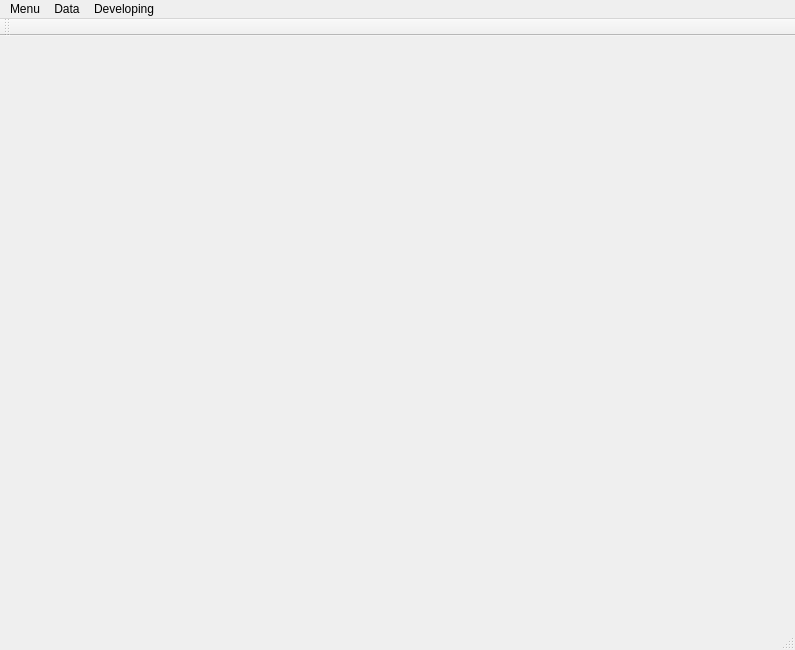
First picture: the form in mainwindow.ui, repository aITy/24hoursRace, before the edit.
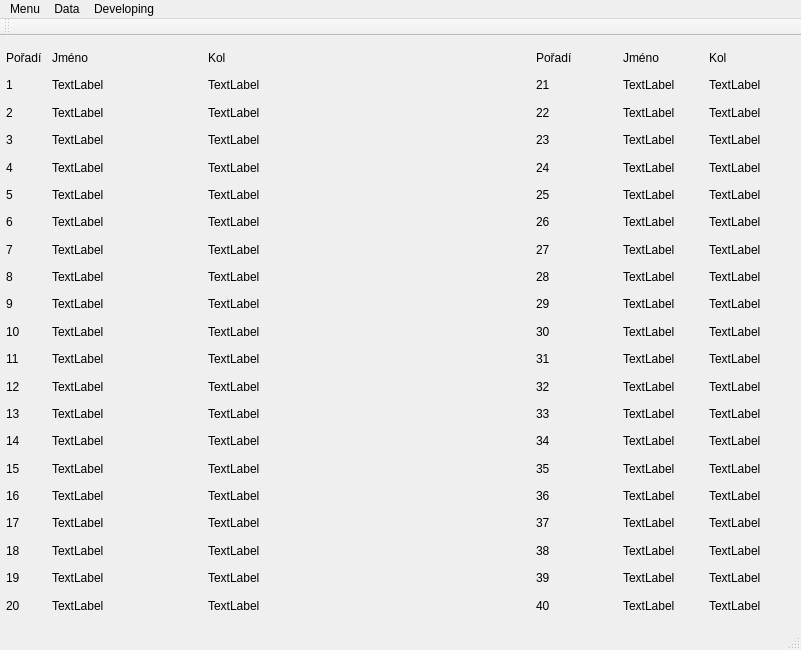
Second picture: the form after the edit.

Diff of the .ui file:
```diff
--- a/mainwindow.ui
+++ b/mainwindow.ui
@@ -6,7 +6,7 @@
    <rect>
     <x>0</x>
     <y>0</y>
-    <width>795</width>
+    <width>801</width>
     <height>650</height>
    </rect>
   </property>
@@ -17,21 +17,939 @@
    <widget class="QWidget" name="verticalLayoutWidget">
     <property name="geometry">
      <rect>
-      <x>260</x>
+      <x>270</x>
       <y>0</y>
       <width>261</width>
-      <height>611</height>
+      <height>591</height>
      </rect>
     </property>
     <layout class="QVBoxLayout" name="middleLayout"/>
    </widget>
+   <widget class="QWidget" name="gridLayoutWidget">
+    <property name="geometry">
+     <rect>
+      <x>0</x>
+      <y>0</y>
+      <width>271</width>
+      <height>591</height>
+     </rect>
+    </property>
+    <layout class="QGridLayout" name="ListLeft" columnminimumwidth="0,150,0">
+     <property name="sizeConstraint">
+      <enum>QLayout::SetMaximumSize</enum>
+     </property>
+     <property name="leftMargin">
+      <number>6</number>
+     </property>
+     <item row="5" column="2">
+      <widget class="QLabel" name="label_Round5">
+       <property name="text">
+        <string>TextLabel</string>
+       </property>
+      </widget>
+     </item>
+     <item row="4" column="0">
+      <widget class="QLabel" name="label_Rank4">
+       <property name="text">
+        <string>4</string>
+       </property>
+      </widget>
+     </item>
+     <item row="4" column="1">
+      <widget class="QLabel" name="label_Name4">
+       <property name="text">
+        <string>TextLabel</string>
+       </property>
+      </widget>
+     </item>
+     <item row="4" column="2">
+      <widget class="QLabel" name="label_Round4">
+       <property name="text">
+        <string>TextLabel</string>
+       </property>
+      </widget>
+     </item>
+     <item row="3" column="0">
+      <widget class="QLabel" name="label_Rank3">
+       <property name="text">
+        <string>3</string>
+       </property>
+      </widget>
+     </item>
+     <item row="6" column="2">
+      <widget class="QLabel" name="label_Round6">
+       <property name="text">
+        <string>TextLabel</string>
+       </property>
+      </widget>
+     </item>
+     <item row="6" column="1">
+      <widget class="QLabel" name="label_Name6">
+       <property name="text">
+        <string>TextLabel</string>
+       </property>
+      </widget>
+     </item>
+     <item row="5" column="1">
+      <widget class="QLabel" name="label_Name5">
+       <property name="text">
+        <string>TextLabel</string>
+       </property>
+      </widget>
+     </item>
+     <item row="5" column="0">
+      <widget class="QLabel" name="label_Rank5">
+       <property name="text">
+        <string>5</string>
+       </property>
+      </widget>
+     </item>
+     <item row="2" column="2">
+      <widget class="QLabel" name="label_Round2">
+       <property name="text">
+        <string>TextLabel</string>
+       </property>
+      </widget>
+     </item>
+     <item row="2" column="1">
+      <widget class="QLabel" name="label_Name2">
+       <property name="text">
+        <string>TextLabel</string>
+       </property>
+      </widget>
+     </item>
+     <item row="1" column="0">
+      <widget class="QLabel" name="label_Rank1">
+       <property name="text">
+        <string>1</string>
+       </property>
+      </widget>
+     </item>
+     <item row="2" column="0">
+      <widget class="QLabel" name="label_Rank2">
+       <property name="text">
+        <string>2</string>
+       </property>
+      </widget>
+     </item>
+     <item row="15" column="1">
+      <widget class="QLabel" name="label_Name15">
+       <property name="text">
+        <string>TextLabel</string>
+       </property>
+      </widget>
+     </item>
+     <item row="1" column="1">
+      <widget class="QLabel" name="label_Name1">
+       <property name="text">
+        <string>TextLabel</string>
+       </property>
+      </widget>
+     </item>
+     <item row="16" column="2">
+      <widget class="QLabel" name="label_Round16">
+       <property name="text">
+        <string>TextLabel</string>
+       </property>
+      </widget>
+     </item>
+     <item row="14" column="2">
+      <widget class="QLabel" name="label_Round14">
+       <property name="text">
+        <string>TextLabel</string>
+       </property>
+      </widget>
+     </item>
+     <item row="0" column="0">
+      <widget class="QLabel" name="label_RankLeft">
+       <property name="text">
+        <string>Pořadí</string>
+       </property>
+      </widget>
+     </item>
+     <item row="0" column="1">
+      <widget class="QLabel" name="label_NameLeft">
+       <property name="text">
+        <string>Jméno</string>
+       </property>
+      </widget>
+     </item>
+     <item row="11" column="0">
+      <widget class="QLabel" name="label_Rank11">
+       <property name="text">
+        <string>11</string>
+       </property>
+      </widget>
+     </item>
+     <item row="0" column="2">
+      <widget class="QLabel" name="label_RoundLeft">
+       <property name="text">
+        <string>Kol</string>
+       </property>
+      </widget>
+     </item>
+     <item row="14" column="1">
+      <widget class="QLabel" name="label_Name14">
+       <property name="text">
+        <string>TextLabel</string>
+       </property>
+      </widget>
+     </item>
+     <item row="14" column="0">
+      <widget class="QLabel" name="label_Rank14">
+       <property name="text">
+        <string>14</string>
+       </property>
+      </widget>
+     </item>
+     <item row="13" column="0">
+      <widget class="QLabel" name="label_Rank13">
+       <property name="text">
+        <string>13</string>
+       </property>
+      </widget>
+     </item>
+     <item row="11" column="1">
+      <widget class="QLabel" name="label_Name11">
+       <property name="text">
+        <string>TextLabel</string>
+       </property>
+      </widget>
+     </item>
+     <item row="12" column="0">
+      <widget class="QLabel" name="label_Rank12">
+       <property name="text">
+        <string>12</string>
+       </property>
+      </widget>
+     </item>
+     <item row="13" column="2">
+      <widget class="QLabel" name="label_Round13">
+       <property name="text">
+        <string>TextLabel</string>
+       </property>
+      </widget>
+     </item>
+     <item row="13" column="1">
+      <widget class="QLabel" name="label_Name13">
+       <property name="text">
+        <string>TextLabel</string>
+       </property>
+      </widget>
+     </item>
+     <item row="12" column="2">
+      <widget class="QLabel" name="label_Round12">
+       <property name="text">
+        <string>TextLabel</string>
+       </property>
+      </widget>
+     </item>
+     <item row="12" column="1">
+      <widget class="QLabel" name="label_Name12">
+       <property name="text">
+        <string>TextLabel</string>
+       </property>
+      </widget>
+     </item>
+     <item row="10" column="1">
+      <widget class="QLabel" name="label_Name10">
+       <property name="text">
+        <string>TextLabel</string>
+       </property>
+      </widget>
+     </item>
+     <item row="11" column="2">
+      <widget class="QLabel" name="label_Round11">
+       <property name="text">
+        <string>TextLabel</string>
+       </property>
+      </widget>
+     </item>
+     <item row="10" column="0">
+      <widget class="QLabel" name="label_Rank10">
+       <property name="text">
+        <string>10</string>
+       </property>
+      </widget>
+     </item>
+     <item row="10" column="2">
+      <widget class="QLabel" name="label_Round10">
+       <property name="text">
+        <string>TextLabel</string>
+       </property>
+      </widget>
+     </item>
+     <item row="9" column="0">
+      <widget class="QLabel" name="label_Rank9">
+       <property name="text">
+        <string>9</string>
+       </property>
+      </widget>
+     </item>
+     <item row="3" column="2">
+      <widget class="QLabel" name="label_Round3">
+       <property name="text">
+        <string>TextLabel</string>
+       </property>
+      </widget>
+     </item>
+     <item row="3" column="1">
+      <widget class="QLabel" name="label_Name3">
+       <property name="text">
+        <string>TextLabel</string>
+       </property>
+      </widget>
+     </item>
+     <item row="9" column="1">
+      <widget class="QLabel" name="label_Name9">
+       <property name="text">
+        <string>TextLabel</string>
+       </property>
+      </widget>
+     </item>
+     <item row="9" column="2">
+      <widget class="QLabel" name="label_Round9">
+       <property name="text">
+        <string>TextLabel</string>
+       </property>
+      </widget>
+     </item>
+     <item row="8" column="0">
+      <widget class="QLabel" name="label_Rank8">
+       <property name="text">
+        <string>8</string>
+       </property>
+      </widget>
+     </item>
+     <item row="8" column="1">
+      <widget class="QLabel" name="label_Name8">
+       <property name="text">
+        <string>TextLabel</string>
+       </property>
+      </widget>
+     </item>
+     <item row="8" column="2">
+      <widget class="QLabel" name="label_Round8">
+       <property name="text">
+        <string>TextLabel</string>
+       </property>
+      </widget>
+     </item>
+     <item row="7" column="0">
+      <widget class="QLabel" name="label_Rank7">
+       <property name="text">
+        <string>7</string>
+       </property>
+      </widget>
+     </item>
+     <item row="7" column="1">
+      <widget class="QLabel" name="label_Name7">
+       <property name="text">
+        <string>TextLabel</string>
+       </property>
+      </widget>
+     </item>
+     <item row="7" column="2">
+      <widget class="QLabel" name="label_Round7">
+       <property name="text">
+        <string>TextLabel</string>
+       </property>
+      </widget>
+     </item>
+     <item row="6" column="0">
+      <widget class="QLabel" name="label_Rank6">
+       <property name="text">
+        <string>6</string>
+       </property>
+      </widget>
+     </item>
+     <item row="1" column="2">
+      <widget class="QLabel" name="label_Round1">
+       <property name="text">
+        <string>TextLabel</string>
+       </property>
+      </widget>
+     </item>
+     <item row="15" column="0">
+      <widget class="QLabel" name="label_Rank15">
+       <property name="text">
+        <string>15</string>
+       </property>
+      </widget>
+     </item>
+     <item row="16" column="0">
+      <widget class="QLabel" name="label_Rank16">
+       <property name="text">
+        <string>16</string>
+       </property>
+      </widget>
+     </item>
+     <item row="16" column="1">
+      <widget class="QLabel" name="label_Name16">
+       <property name="text">
+        <string>TextLabel</string>
+       </property>
+      </widget>
+     </item>
+     <item row="17" column="0">
+      <widget class="QLabel" name="label_Rank17">
+       <property name="text">
+        <string>17</string>
+       </property>
+      </widget>
+     </item>
+     <item row="15" column="2">
+      <widget class="QLabel" name="label_Round15">
+       <property name="text">
+        <string>TextLabel</string>
+       </property>
+      </widget>
+     </item>
+     <item row="17" column="1">
+      <widget class="QLabel" name="label_Name17">
+       <property name="text">
+        <string>TextLabel</string>
+       </property>
+      </widget>
+     </item>
+     <item row="17" column="2">
+      <widget class="QLabel" name="label_Round17">
+       <property name="text">
+        <string>TextLabel</string>
+       </property>
+      </widget>
+     </item>
+     <item row="18" column="2">
+      <widget class="QLabel" name="label_Round18">
+       <property name="text">
+        <string>TextLabel</string>
+       </property>
+      </widget>
+     </item>
+     <item row="18" column="1">
+      <widget class="QLabel" name="label_Name18">
+       <property name="text">
+        <string>TextLabel</string>
+       </property>
+      </widget>
+     </item>
+     <item row="18" column="0">
+      <widget class="QLabel" name="label_Rank18">
+       <property name="text">
+        <string>18</string>
+       </property>
+      </widget>
+     </item>
+     <item row="19" column="0">
+      <widget class="QLabel" name="label_Rank19">
+       <property name="text">
+        <string>19</string>
+       </property>
+      </widget>
+     </item>
+     <item row="20" column="0">
+      <widget class="QLabel" name="label_Rank20">
+       <property name="text">
+        <string>20</string>
+       </property>
+      </widget>
+     </item>
+     <item row="19" column="1">
+      <widget class="QLabel" name="label_Name19">
+       <property name="text">
+        <string>TextLabel</string>
+       </property>
+      </widget>
+     </item>
+     <item row="20" column="1">
+      <widget class="QLabel" name="label_Name20">
+       <property name="text">
+        <string>TextLabel</string>
+       </property>
+      </widget>
+     </item>
+     <item row="19" column="2">
+      <widget class="QLabel" name="label_Round19">
+       <property name="text">
+        <string>TextLabel</string>
+       </property>
+      </widget>
+     </item>
+     <item row="20" column="2">
+      <widget class="QLabel" name="label_Round20">
+       <property name="text">
+        <string>TextLabel</string>
+       </property>
+      </widget>
+     </item>
+    </layout>
+   </widget>
+   <widget class="QWidget" name="gridLayoutWidget_2">
+    <property name="geometry">
+     <rect>
+      <x>530</x>
+      <y>0</y>
+      <width>271</width>
+      <height>591</height>
+     </rect>
+    </property>
+    <layout class="QGridLayout" name="ListRight">
+     <property name="sizeConstraint">
+      <enum>QLayout::SetMaximumSize</enum>
+     </property>
+     <property name="leftMargin">
+      <number>6</number>
+     </property>
+     <item row="5" column="2">
+      <widget class="QLabel" name="label_Round25">
+       <property name="text">
+        <string>TextLabel</string>
+       </property>
+      </widget>
+     </item>
+     <item row="4" column="0">
+      <widget class="QLabel" name="label_Rank24">
+       <property name="text">
+        <string>24</string>
+       </property>
+      </widget>
+     </item>
+     <item row="4" column="1">
+      <widget class="QLabel" name="label_Name24">
+       <property name="text">
+        <string>TextLabel</string>
+       </property>
+      </widget>
+     </item>
+     <item row="4" column="2">
+      <widget class="QLabel" name="label_Round24">
+       <property name="text">
+        <string>TextLabel</string>
+       </property>
+      </widget>
+     </item>
+     <item row="3" column="0">
+      <widget class="QLabel" name="label_Rank23">
+       <property name="text">
+        <string>23</string>
+       </property>
+      </widget>
+     </item>
+     <item row="6" column="2">
+      <widget class="QLabel" name="label_Round26">
+       <property name="text">
+        <string>TextLabel</string>
+       </property>
+      </widget>
+     </item>
+     <item row="6" column="1">
+      <widget class="QLabel" name="label_Name26">
+       <property name="text">
+        <string>TextLabel</string>
+       </property>
+      </widget>
+     </item>
+     <item row="5" column="1">
+      <widget class="QLabel" name="label_Name25">
+       <property name="text">
+        <string>TextLabel</string>
+       </property>
+      </widget>
+     </item>
+     <item row="5" column="0">
+      <widget class="QLabel" name="label_Rank25">
+       <property name="text">
+        <string>25</string>
+       </property>
+      </widget>
+     </item>
+     <item row="2" column="2">
+      <widget class="QLabel" name="label_Round22">
+       <property name="text">
+        <string>TextLabel</string>
+       </property>
+      </widget>
+     </item>
+     <item row="2" column="1">
+      <widget class="QLabel" name="label_Name22">
+       <property name="text">
+        <string>TextLabel</string>
+       </property>
+      </widget>
+     </item>
+     <item row="1" column="0">
+      <widget class="QLabel" name="label_Rank21">
+       <property name="text">
+        <string>21</string>
+       </property>
+      </widget>
+     </item>
+     <item row="2" column="0">
+      <widget class="QLabel" name="label_Rank22">
+       <property name="text">
+        <string>22</string>
+       </property>
+      </widget>
+     </item>
+     <item row="15" column="1">
+      <widget class="QLabel" name="label_Name35">
+       <property name="text">
+        <string>TextLabel</string>
+       </property>
+      </widget>
+     </item>
+     <item row="1" column="1">
+      <widget class="QLabel" name="label_Name21">
+       <property name="text">
+        <string>TextLabel</string>
+       </property>
+      </widget>
+     </item>
+     <item row="16" column="2">
+      <widget class="QLabel" name="label_Round36">
+       <property name="text">
+        <string>TextLabel</string>
+       </property>
+      </widget>
+     </item>
+     <item row="14" column="2">
+      <widget class="QLabel" name="label_Round34">
+       <property name="text">
+        <string>TextLabel</string>
+       </property>
+      </widget>
+     </item>
+     <item row="0" column="0">
+      <widget class="QLabel" name="label_RankRight">
+       <property name="text">
+        <string>Pořadí</string>
+       </property>
+      </widget>
+     </item>
+     <item row="0" column="1">
+      <widget class="QLabel" name="label_NameRight">
+       <property name="text">
+        <string>Jméno</string>
+       </property>
+      </widget>
+     </item>
+     <item row="11" column="0">
+      <widget class="QLabel" name="label_Rank31">
+       <property name="text">
+        <string>31</string>
+       </property>
+      </widget>
+     </item>
+     <item row="0" column="2">
+      <widget class="QLabel" name="label_RoundRight">
+       <property name="text">
+        <string>Kol</string>
+       </property>
+      </widget>
+     </item>
+     <item row="14" column="1">
+      <widget class="QLabel" name="label_Name34">
+       <property name="text">
+        <string>TextLabel</string>
+       </property>
+      </widget>
+     </item>
+     <item row="14" column="0">
+      <widget class="QLabel" name="label_Rank34">
+       <property name="text">
+        <string>34</string>
+       </property>
+      </widget>
+     </item>
+     <item row="13" column="0">
+      <widget class="QLabel" name="label_Rank33">
+       <property name="text">
+        <string>33</string>
+       </property>
+      </widget>
+     </item>
+     <item row="11" column="1">
+      <widget class="QLabel" name="label_Name31">
+       <property name="text">
+        <string>TextLabel</string>
+       </property>
+      </widget>
+     </item>
+     <item row="12" column="0">
+      <widget class="QLabel" name="label_Rank32">
+       <property name="text">
+        <string>32</string>
+       </property>
+      </widget>
+     </item>
+     <item row="13" column="2">
+      <widget class="QLabel" name="label_Round33">
+       <property name="text">
+        <string>TextLabel</string>
+       </property>
+      </widget>
+     </item>
+     <item row="13" column="1">
+      <widget class="QLabel" name="label_Name33">
+       <property name="text">
+        <string>TextLabel</string>
+       </property>
+      </widget>
+     </item>
+     <item row="12" column="2">
+      <widget class="QLabel" name="label_Round32">
+       <property name="text">
+        <string>TextLabel</string>
+       </property>
+      </widget>
+     </item>
+     <item row="12" column="1">
+      <widget class="QLabel" name="label_Name32">
+       <property name="text">
+        <string>TextLabel</string>
+       </property>
+      </widget>
+     </item>
+     <item row="10" column="1">
+      <widget class="QLabel" name="label_Name30">
+       <property name="text">
+        <string>TextLabel</string>
+       </property>
+      </widget>
+     </item>
+     <item row="11" column="2">
+      <widget class="QLabel" name="label_Round31">
+       <property name="text">
+        <string>TextLabel</string>
+       </property>
+      </widget>
+     </item>
+     <item row="10" column="0">
+      <widget class="QLabel" name="label_Rank30">
+       <property name="text">
+        <string>30</string>
+       </property>
+      </widget>
+     </item>
+     <item row="10" column="2">
+      <widget class="QLabel" name="label_Round30">
+       <property name="text">
+        <string>TextLabel</string>
+       </property>
+      </widget>
+     </item>
+     <item row="9" column="0">
+      <widget class="QLabel" name="label_Rank29">
+       <property name="text">
+        <string>29</string>
+       </property>
+      </widget>
+     </item>
+     <item row="3" column="2">
+      <widget class="QLabel" name="label_Round23">
+       <property name="text">
+        <string>TextLabel</string>
+       </property>
+      </widget>
+     </item>
+     <item row="9" column="1">
+      <widget class="QLabel" name="label_Name29">
+       <property name="text">
+        <string>TextLabel</string>
+       </property>
+      </widget>
+     </item>
+     <item row="9" column="2">
+      <widget class="QLabel" name="label_Round29">
+       <property name="text">
+        <string>TextLabel</string>
+       </property>
+      </widget>
+     </item>
+     <item row="8" column="0">
+      <widget class="QLabel" name="label_Rank28">
+       <property name="text">
+        <string>28</string>
+       </property>
+      </widget>
+     </item>
+     <item row="8" column="1">
+      <widget class="QLabel" name="label_Name28">
+       <property name="text">
+        <string>TextLabel</string>
+       </property>
+      </widget>
+     </item>
+     <item row="8" column="2">
+      <widget class="QLabel" name="label_Round28">
+       <property name="text">
+        <string>TextLabel</string>
+       </property>
+      </widget>
+     </item>
+     <item row="7" column="0">
+      <widget class="QLabel" name="label_Rank27">
+       <property name="text">
+        <string>27</string>
+       </property>
+      </widget>
+     </item>
+     <item row="7" column="1">
+      <widget class="QLabel" name="label_Name27">
+       <property name="text">
+        <string>TextLabel</string>
+       </property>
+      </widget>
+     </item>
+     <item row="7" column="2">
+      <widget class="QLabel" name="label_Round27">
+       <property name="text">
+        <string>TextLabel</string>
+       </property>
+      </widget>
+     </item>
+     <item row="6" column="0">
+      <widget class="QLabel" name="label_Rank26">
+       <property name="text">
+        <string>26</string>
+       </property>
+      </widget>
+     </item>
+     <item row="1" column="2">
+      <widget class="QLabel" name="label_Round21">
+       <property name="text">
+        <string>TextLabel</string>
+       </property>
+      </widget>
+     </item>
+     <item row="15" column="0">
+      <widget class="QLabel" name="label_Rank35">
+       <property name="text">
+        <string>35</string>
+       </property>
+      </widget>
+     </item>
+     <item row="16" column="0">
+      <widget class="QLabel" name="label_Rank36">
+       <property name="text">
+        <string>36</string>
+       </property>
+      </widget>
+     </item>
+     <item row="16" column="1">
+      <widget class="QLabel" name="label_Name36">
+       <property name="text">
+        <string>TextLabel</string>
+       </property>
+      </widget>
+     </item>
+     <item row="17" column="0">
+      <widget class="QLabel" name="label_Rank37">
+       <property name="text">
+        <string>37</string>
+       </property>
+      </widget>
+     </item>
+     <item row="15" column="2">
+      <widget class="QLabel" name="label_Round35">
+       <property name="text">
+        <string>TextLabel</string>
+       </property>
+      </widget>
+     </item>
+     <item row="17" column="1">
+      <widget class="QLabel" name="label_Name37">
+       <property name="text">
+        <string>TextLabel</string>
+       </property>
+      </widget>
+     </item>
+     <item row="17" column="2">
+      <widget class="QLabel" name="label_Round37">
+       <property name="text">
+        <string>TextLabel</string>
+       </property>
+      </widget>
+     </item>
+     <item row="18" column="2">
+      <widget class="QLabel" name="label_Round38">
+       <property name="text">
+        <string>TextLabel</string>
+       </property>
+      </widget>
+     </item>
+     <item row="18" column="1">
+      <widget class="QLabel" name="label_Name38">
+       <property name="text">
+        <string>TextLabel</string>
+       </property>
+      </widget>
+     </item>
+     <item row="18" column="0">
+      <widget class="QLabel" name="label_Rank38">
+       <property name="text">
+        <string>38</string>
+       </property>
+      </widget>
+     </item>
+     <item row="19" column="0">
+      <widget class="QLabel" name="label_Rank39">
+       <property name="text">
+        <string>39</string>
+       </property>
+      </widget>
+     </item>
+     <item row="20" column="0">
+      <widget class="QLabel" name="label_Rank40">
+       <property name="text">
+        <string>40</string>
+       </property>
+      </widget>
+     </item>
+     <item row="19" column="1">
+      <widget class="QLabel" name="label_Name39">
+       <property name="text">
+        <string>TextLabel</string>
+       </property>
+      </widget>
+     </item>
+     <item row="20" column="1">
+      <widget class="QLabel" name="label_Name40">
+       <property name="text">
+        <string>TextLabel</string>
+       </property>
+      </widget>
+     </item>
+     <item row="19" column="2">
+      <widget class="QLabel" name="label_Round39">
+       <property name="text">
+        <string>TextLabel</string>
+       </property>
+      </widget>
+     </item>
+     <item row="20" column="2">
+      <widget class="QLabel" name="label_Round40">
+       <property name="text">
+        <string>TextLabel</string>
+       </property>
+      </widget>
+     </item>
+     <item row="3" column="1">
+      <widget class="QLabel" name="label_Name23">
+       <property name="text">
+        <string>TextLabel</string>
+       </property>
+      </widget>
+     </item>
+    </layout>
+   </widget>
   </widget>
   <widget class="QMenuBar" name="menuBar">
    <property name="geometry">
     <rect>
      <x>0</x>
      <y>0</y>
-     <width>795</width>
+     <width>801</width>
      <height>21</height>
     </rect>
    </property>
```
Left out of the diff: 6 changed lines with no effect on the pictures.
